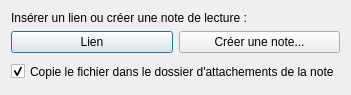
Old version of the form src/dialogs/dropPDFDialog.ui in the repository tberthelot-repositories/PKbSuite.
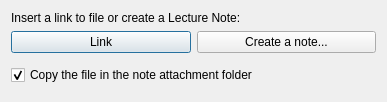
New version of the form.

What changed in the file:
```diff
--- a/src/dialogs/dropPDFDialog.ui
+++ b/src/dialogs/dropPDFDialog.ui
@@ -9,8 +9,8 @@
    <rect>
     <x>0</x>
     <y>0</y>
-    <width>290</width>
-    <height>95</height>
+    <width>387</width>
+    <height>102</height>
    </rect>
   </property>
   <property name="contextMenuPolicy">
@@ -25,7 +25,7 @@
      <item>
       <widget class="QLabel" name="label">
        <property name="text">
-        <string>Insérer un lien ou créer une note de lecture :</string>
+        <string>Insert a link to file or create a Lecture Note:</string>
        </property>
       </widget>
      </item>
@@ -34,14 +34,14 @@
        <item>
         <widget class="QPushButton" name="linkButton">
          <property name="text">
-          <string>Lien</string>
+          <string>Link</string>
          </property>
         </widget>
        </item>
        <item>
         <widget class="QPushButton" name="createNoteButton">
          <property name="text">
-          <string>Créer une note...</string>
+          <string>Create a note...</string>
          </property>
         </widget>
        </item>
@@ -58,7 +58,7 @@
       </sizepolicy>
      </property>
      <property name="text">
-      <string>Copie le fichier dans le dossier d'attachements de la note</string>
+      <string>Copy the file in the note attachment folder</string>
      </property>
      <property name="checked">
       <bool>true</bool>
```
Left out of the diff: 5 changed lines with no effect on the pictures.
